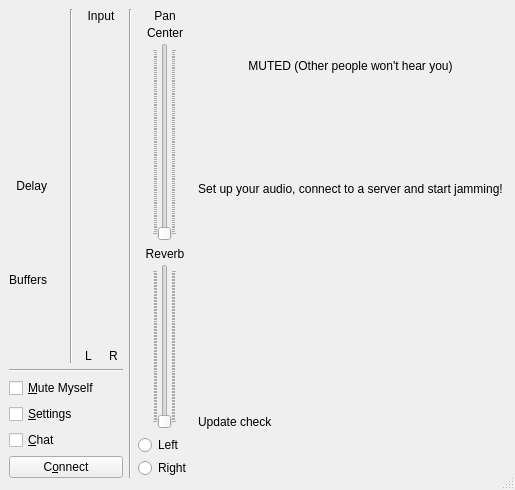
Qt form src/clientdlgbase.ui (jamulussoftware/jamulus) before a commit.
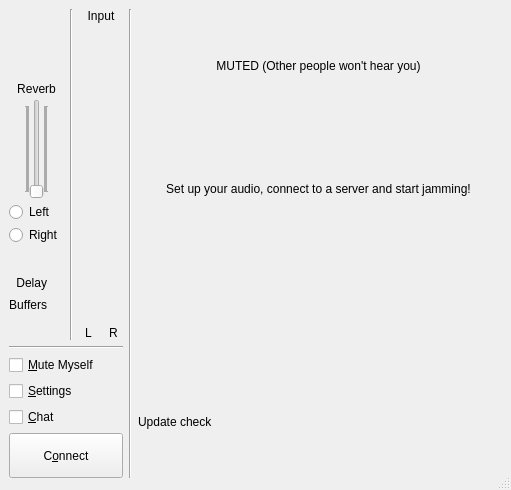
The same form after that commit. Icons and pictures are not drawn. Custom widgets are drawn as their Qt base class.

The edit to the form file:
```diff
--- a/src/clientdlgbase.ui
+++ b/src/clientdlgbase.ui
@@ -6,7 +6,7 @@
    <rect>
     <x>0</x>
     <y>0</y>
-    <width>425</width>
+    <width>511</width>
     <height>490</height>
    </rect>
   </property>
@@ -53,7 +53,9 @@
      <property name="frameShadow">
       <enum>QFrame::Plain</enum>
      </property>
-     <layout class="QHBoxLayout">
+     <layout class="QVBoxLayout" name="verticalLayout_3">
+      <item>
+       <layout class="QHBoxLayout" name="horizontalLayout">
       <item>
        <layout class="QVBoxLayout">
         <item>
@@ -64,14 +66,14 @@
              <number>3</number>
             </property>
             <item>
-             <spacer name="verticalSpacer">
+               <spacer name="verticalSpacer_2">
               <property name="orientation">
                <enum>Qt::Vertical</enum>
               </property>
               <property name="sizeHint" stdset="0">
                <size>
-                <width>10</width>
-                <height>0</height>
+                  <width>20</width>
+                  <height>10</height>
                </size>
               </property>
              </spacer>
@@ -95,6 +97,116 @@
               </property>
              </widget>
             </item>
+              <item>
+               <spacer name="verticalSpacer">
+                <property name="orientation">
+                 <enum>Qt::Vertical</enum>
+                </property>
+                <property name="sizeHint" stdset="0">
+                 <size>
+                  <width>10</width>
+                  <height>10</height>
+                 </size>
+                </property>
+               </spacer>
+              </item>
+              <item>
+               <layout class="QVBoxLayout">
+                <item>
+                 <layout class="QVBoxLayout">
+                  <property name="spacing">
+                   <number>3</number>
+                  </property>
+                  <item>
+                   <widget class="QLabel" name="lblAudioReverb">
+                    <property name="text">
+                     <string>Reverb</string>
+                    </property>
+                    <property name="alignment">
+                     <set>Qt::AlignCenter</set>
+                    </property>
+                   </widget>
+                  </item>
+                  <item>
+                   <layout class="QHBoxLayout">
+                    <item>
+                     <spacer>
+                      <property name="orientation">
+                       <enum>Qt::Horizontal</enum>
+                      </property>
+                      <property name="sizeType">
+                       <enum>QSizePolicy::Minimum</enum>
+                      </property>
+                      <property name="sizeHint" stdset="0">
+                       <size>
+                        <width>0</width>
+                        <height>20</height>
+                       </size>
+                      </property>
+                     </spacer>
+                    </item>
+                    <item>
+                     <widget class="QSlider" name="sldAudioReverb">
+                      <property name="minimumSize">
+                       <size>
+                        <width>0</width>
+                        <height>100</height>
+                       </size>
+                      </property>
+                      <property name="pageStep">
+                       <number>1</number>
+                      </property>
+                      <property name="orientation">
+                       <enum>Qt::Vertical</enum>
+                      </property>
+                      <property name="tickPosition">
+                       <enum>QSlider::TicksBothSides</enum>
+                      </property>
+                     </widget>
+                    </item>
+                    <item>
+                     <spacer>
+                      <property name="orientation">
+                       <enum>Qt::Horizontal</enum>
+                      </property>
+                      <property name="sizeType">
+                       <enum>QSizePolicy::Minimum</enum>
+                      </property>
+                      <property name="sizeHint" stdset="0">
+                       <size>
+                        <width>0</width>
+                        <height>20</height>
+                       </size>
+                      </property>
+                     </spacer>
+                    </item>
+                   </layout>
+                  </item>
+                 </layout>
+                </item>
+                <item>
+                 <layout class="QVBoxLayout">
+                  <property name="spacing">
+                   <number>3</number>
+                  </property>
+                  <item>
+                   <widget class="QRadioButton" name="rbtReverbSelL">
+                    <property name="text">
+                     <string>Left</string>
+                    </property>
+                   </widget>
+                  </item>
+                  <item>
+                   <widget class="QRadioButton" name="rbtReverbSelR">
+                    <property name="text">
+                     <string>Right</string>
+                    </property>
+                   </widget>
+                  </item>
+                 </layout>
+                </item>
+               </layout>
+              </item>
             <item>
              <spacer>
               <property name="orientation">
@@ -152,10 +264,13 @@
               <property name="orientation">
                <enum>Qt::Vertical</enum>
               </property>
+                <property name="sizeType">
+                 <enum>QSizePolicy::Fixed</enum>
+                </property>
               <property name="sizeHint" stdset="0">
                <size>
                 <width>10</width>
-                <height>0</height>
+                  <height>5</height>
                </size>
               </property>
              </spacer>
@@ -343,6 +458,12 @@
         </item>
         <item>
          <widget class="QPushButton" name="butConnect">
+            <property name="minimumSize">
+             <size>
+              <width>0</width>
+              <height>45</height>
+             </size>
+            </property>
           <property name="text">
            <string>C&amp;onnect</string>
           </property>
@@ -363,189 +484,6 @@
         </property>
        </widget>
       </item>
-      <item>
-       <layout class="QVBoxLayout">
-        <item>
-         <layout class="QVBoxLayout">
-          <property name="spacing">
-           <number>3</number>
-          </property>
-          <item>
-           <widget class="QLabel" name="lblAudioPan">
-            <property name="text">
-             <string>Pan</string>
-            </property>
-            <property name="alignment">
-             <set>Qt::AlignCenter</set>
-            </property>
-           </widget>
-          </item>
-          <item>
-           <widget class="QLabel" name="lblAudioPanValue">
-            <property name="minimumSize">
-             <size>
-              <width>50</width>
-              <height>0</height>
-             </size>
-            </property>
-            <property name="text">
-             <string>Center</string>
-            </property>
-            <property name="alignment">
-             <set>Qt::AlignCenter</set>
-            </property>
-            <property name="wordWrap">
-             <bool>false</bool>
-            </property>
-           </widget>
-          </item>
-          <item>
-           <layout class="QHBoxLayout">
-            <item>
-             <spacer>
-              <property name="orientation">
-               <enum>Qt::Horizontal</enum>
-              </property>
-              <property name="sizeType">
-               <enum>QSizePolicy::Minimum</enum>
-              </property>
-              <property name="sizeHint" stdset="0">
-               <size>
-                <width>0</width>
-                <height>20</height>
-               </size>
-              </property>
-             </spacer>
-            </item>
-            <item>
-             <widget class="QSlider" name="sldAudioPan">
-              <property name="styleSheet">
-               <string/>
-              </property>
-              <property name="pageStep">
-               <number>1</number>
-              </property>
-              <property name="orientation">
-               <enum>Qt::Vertical</enum>
-              </property>
-              <property name="tickPosition">
-               <enum>QSlider::TicksBothSides</enum>
-              </property>
-             </widget>
-            </item>
-            <item>
-             <spacer>
-              <property name="orientation">
-               <enum>Qt::Horizontal</enum>
-              </property>
-              <property name="sizeType">
-               <enum>QSizePolicy::Minimum</enum>
-              </property>
-              <property name="sizeHint" stdset="0">
-               <size>
-                <width>0</width>
-                <height>20</height>
-               </size>
-              </property>
-             </spacer>
-            </item>
-           </layout>
-          </item>
-         </layout>
-        </item>
-        <item>
-         <layout class="QVBoxLayout">
-          <item>
-           <layout class="QVBoxLayout">
-            <property name="spacing">
-             <number>3</number>
-            </property>
-            <item>
-             <widget class="QLabel" name="lblAudioReverb">
-              <property name="text">
-               <string>Reverb</string>
-              </property>
-              <property name="alignment">
-               <set>Qt::AlignCenter</set>
-              </property>
-             </widget>
-            </item>
-            <item>
-             <layout class="QHBoxLayout">
-              <item>
-               <spacer>
-                <property name="orientation">
-                 <enum>Qt::Horizontal</enum>
-                </property>
-                <property name="sizeType">
-                 <enum>QSizePolicy::Minimum</enum>
-                </property>
-                <property name="sizeHint" stdset="0">
-                 <size>
-                  <width>0</width>
-                  <height>20</height>
-                 </size>
-                </property>
-               </spacer>
-              </item>
-              <item>
-               <widget class="QSlider" name="sldAudioReverb">
-                <property name="pageStep">
-                 <number>1</number>
-                </property>
-                <property name="orientation">
-                 <enum>Qt::Vertical</enum>
-                </property>
-                <property name="tickPosition">
-                 <enum>QSlider::TicksBothSides</enum>
-                </property>
-               </widget>
-              </item>
-              <item>
-               <spacer>
-                <property name="orientation">
-                 <enum>Qt::Horizontal</enum>
-                </property>
-                <property name="sizeType">
-                 <enum>QSizePolicy::Minimum</enum>
-                </property>
-                <property name="sizeHint" stdset="0">
-                 <size>
-                  <width>0</width>
-                  <height>20</height>
-                 </size>
-                </property>
-               </spacer>
-              </item>
-             </layout>
-            </item>
-           </layout>
-          </item>
-          <item>
-           <layout class="QVBoxLayout">
-            <property name="spacing">
-             <number>3</number>
-            </property>
-            <item>
-             <widget class="QRadioButton" name="rbtReverbSelL">
-              <property name="text">
-               <string>Left</string>
-              </property>
-             </widget>
-            </item>
-            <item>
-             <widget class="QRadioButton" name="rbtReverbSelR">
-              <property name="text">
-               <string>Right</string>
-              </property>
-             </widget>
-            </item>
-           </layout>
-          </item>
-         </layout>
-        </item>
-       </layout>
-      </item>
       <item>
        <layout class="QVBoxLayout" name="verticalLayout">
         <item>
@@ -610,6 +548,8 @@
        </layout>
       </item>
      </layout>
+      </item>
+     </layout>
     </widget>
    </item>
   </layout>
```
Left out of the diff: 1 changed line with no effect on the pictures. Lines whose indentation alone changed are shown as unchanged.
